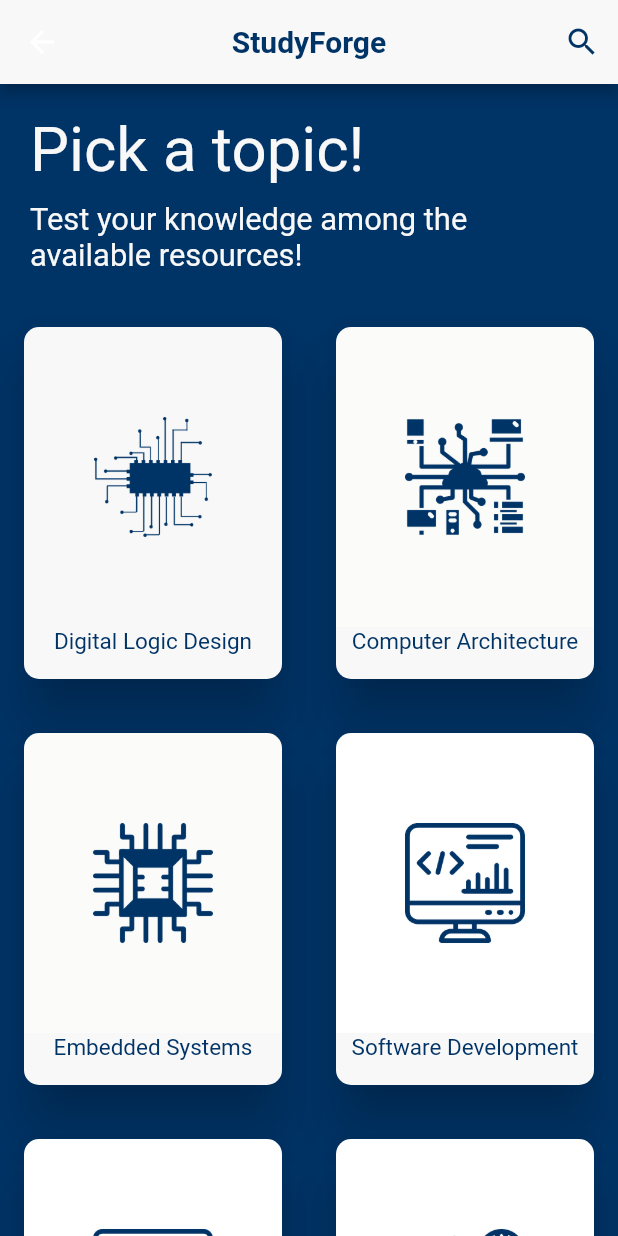
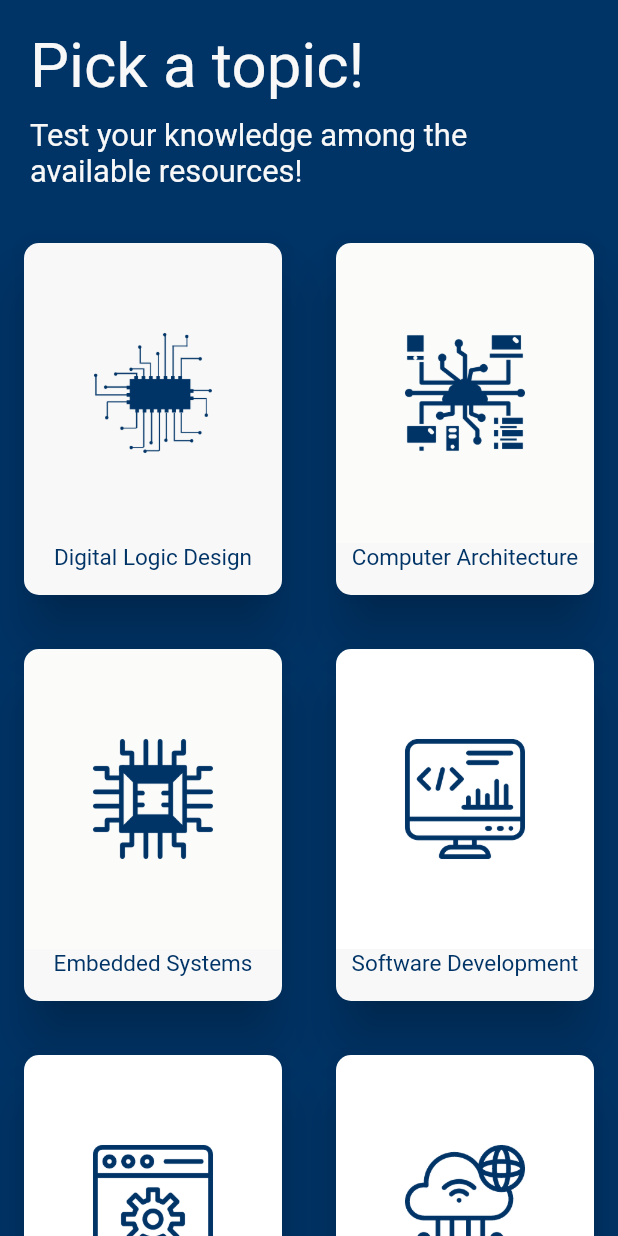
Before and after one commit to fritzlamparas/StudyForge, a Flutter app: the homePage screen opened directly, on a phone screen of 412 x 824 dp. Run offline on Flutter 3.47's test engine with Material 2 defaults, Android fonts, the phone set to English and light mode, and no system bars; our stand-ins replace cloud_firestore, firebase_core, flutter_native_splash; accounts and stored records are empty; Roboto replaces fonts that are missing (RobotoBold, RobotoMedium).

```diff
--- a/lib/nav_pages/home.dart
+++ b/lib/nav_pages/home.dart
@@ -1,5 +1,4 @@
 // ignore_for_file: camel_case_types
-
 import 'package:flutter/material.dart';
 import 'package:studyforge/widgets/quiz.dart';
 import '../widgets/card.dart';
@@ -166,26 +165,6 @@ class _HomePageState extends State<homePage> {
   @override
   Widget build(BuildContext context) {
     return Scaffold(
-      appBar: AppBar(
-        centerTitle: true,
-        title: const Text(
-          "StudyForge",
-          style: TextStyle(
-              color: Color.fromRGBO(0, 51, 102, 1.0),
-              fontWeight: FontWeight.bold),
-        ),
-        backgroundColor: const Color.fromRGBO(248, 248, 248, 1.0),
-        shadowColor: const Color.fromRGBO(0, 51, 102, 1.0),
-        actions: [
-          IconButton(
-            onPressed: () {
-              showSearch(context: context, delegate: CustomSearchDelegate());
-            },
-            icon: const Icon(Icons.search,
-                color: Color.fromRGBO(0, 51, 102, 1.0)),
-          )
-        ],
-      ),
       backgroundColor: const Color.fromRGBO(0, 51, 102, 1.0),
       body: CustomScrollView(
         slivers: <Widget>[
```
Also changed, not shown: lib/nav_pages/aboutUs.dart (+0 -12 lines), lib/nav_pages/feedBack.dart (+0 -15 lines), lib/nav_pages/mainPage.dart (+50 -4 lines).
